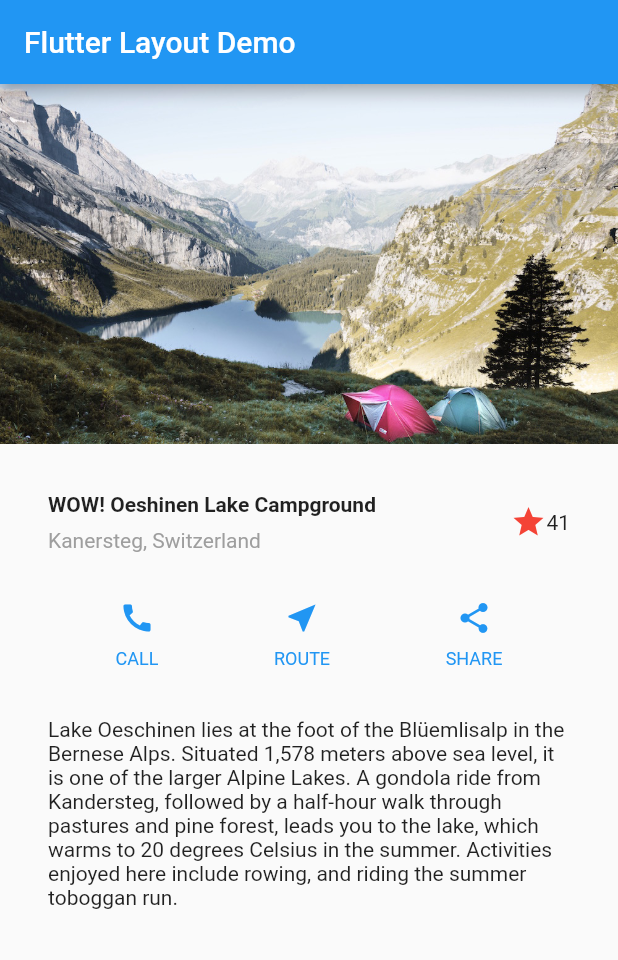
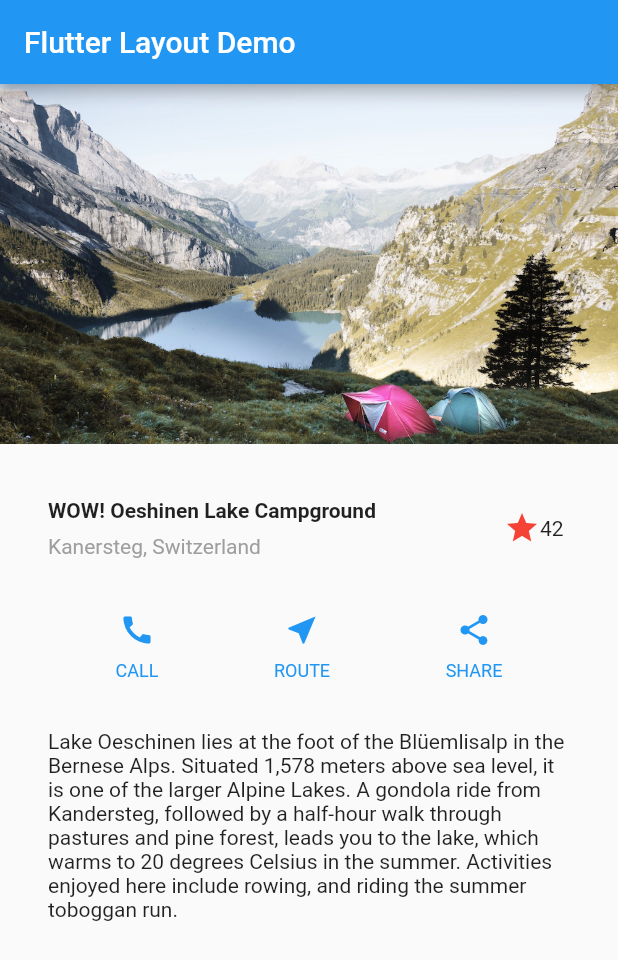
Before and after one commit to khh-ini/riset_flutter, a Flutter app: the screen it shows after launch, on a phone screen of 412 x 824 dp. Shown: the top 960 px of the screen. Run offline on Flutter 3.47's test engine with Material 2 defaults, Android fonts, the phone set to English and light mode, and no system bars.

Commit message:
Adding Interactivity

```diff
--- a/lib/main.dart
+++ b/lib/main.dart
@@ -43,11 +43,7 @@ class MyApp extends StatelessWidget {
               ],
             ),
           ),
-          Icon(
-            Icons.star,
-            color: Colors.red[500],
-          ),
-          Text('41'),
+          FavoriteWidget(),
         ],
       ),
     );
@@ -112,3 +108,50 @@ class MyApp extends StatelessWidget {
     );
   }
 }
+
+class FavoriteWidget extends StatefulWidget {
+  @override
+  _FavoriteWidgetState createState() => _FavoriteWidgetState();
+}
+
+class _FavoriteWidgetState extends State<FavoriteWidget> {
+  bool _isFavorited = true;
+  int _favoriteCount = 42;
+
+  @override
+  Widget build(BuildContext context) {
+    return Row(
+      mainAxisSize: MainAxisSize.min,
+      children: [
+        Container(
+          padding: EdgeInsets.all(0),
+          child: IconButton(
+            padding: EdgeInsets.all(0),
+            alignment: Alignment.centerRight,
+            icon: (_isFavorited ? Icon(Icons.star) : Icon(Icons.star_border)),
+            color: Colors.red[500],
+            onPressed: _toggleFavorite,
+          ),
+        ),
+        SizedBox(
+          width: 20,
+          child: Container(
+            child: Text('$_favoriteCount'),
+          ),
+        ),
+      ],
+    );
+  }
+
+  void _toggleFavorite() {
+    setState(() {
+      if (_isFavorited) {
+        _favoriteCount -= 1;
+        _isFavorited = false;
+      } else {
+        _favoriteCount += 1;
+        _isFavorited = true;
+      }
+    });
+  }
+}
```
